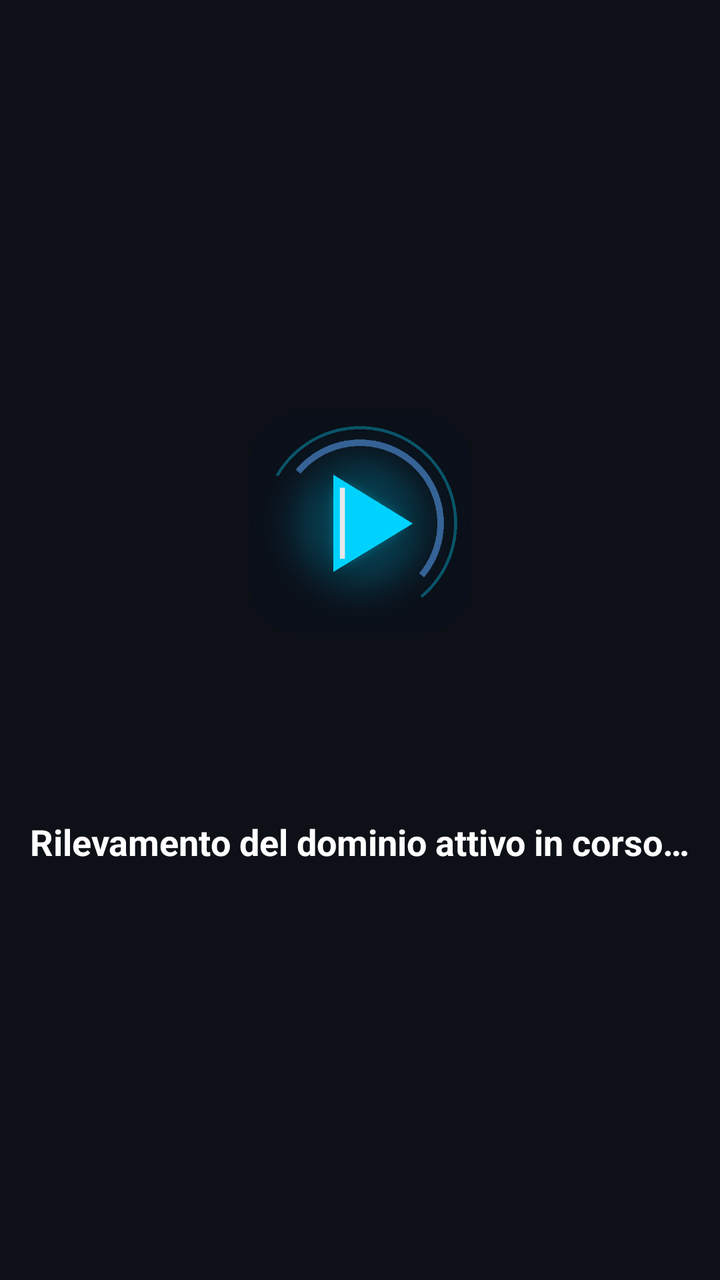
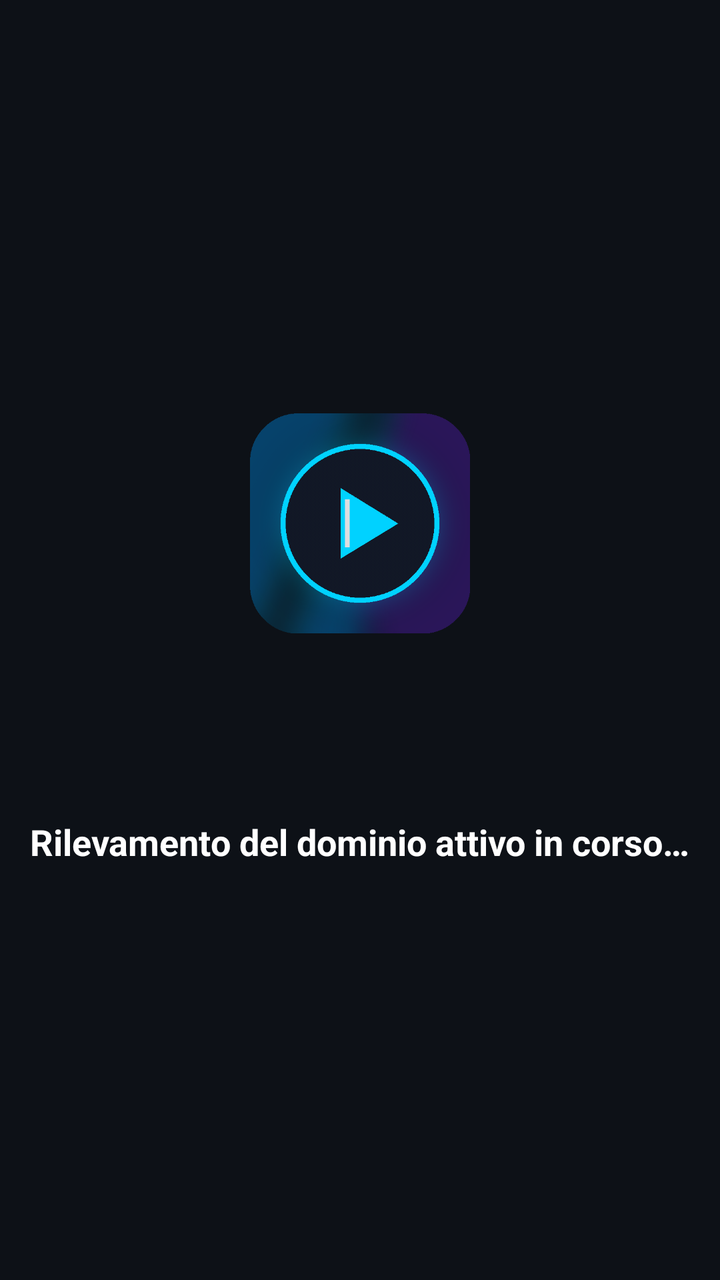

An Android layout rendered at two revisions. The XML below is the earlier revision; the diff shows what the commit changed to produce the second picture.
<!-- AndroidManifest.xml: application theme Theme.FreeStream -->
<!-- res/layout/activity_main.xml -->
<?xml version="1.0" encoding="utf-8"?>
<FrameLayout xmlns:android="http://schemas.android.com/apk/res/android"
    android:layout_width="match_parent"
    android:layout_height="match_parent"
    android:background="@color/bg_dark">

    
    <WebView
        android:id="@+id/webView"
        android:layout_width="match_parent"
        android:layout_height="match_parent"
        android:focusable="true"
        android:focusableInTouchMode="true"
        android:visibility="gone" />

    
    <FrameLayout
        android:id="@+id/customViewContainer"
        android:layout_width="match_parent"
        android:layout_height="match_parent"
        android:background="@color/black"
        android:visibility="gone" />

    
    <LinearLayout
        android:id="@+id/loadingLayout"
        android:layout_width="match_parent"
        android:layout_height="match_parent"
        android:gravity="center"
        android:orientation="vertical"
        android:background="@color/bg_dark">

        <ImageView
            android:layout_width="110dp"
            android:layout_height="110dp"
            android:src="@drawable/app_icon"
            android:contentDescription="@string/app_name" />

        <ProgressBar
            android:id="@+id/loadingProgressBar"
            android:layout_width="48dp"
            android:layout_height="48dp"
            android:layout_marginTop="28dp"
            android:indeterminate="true"
            android:indeterminateTint="@color/accent_cyan" />

        <TextView
            android:id="@+id/tvLoadingStatus"
            android:layout_width="wrap_content"
            android:layout_height="wrap_content"
            android:layout_marginTop="16dp"
            android:text="@string/loading_message"
            android:textColor="@color/white"
            android:textSize="18sp"
            android:textStyle="bold" />
    </LinearLayout>

    
    <LinearLayout
        android:id="@+id/errorLayout"
        android:layout_width="match_parent"
        android:layout_height="match_parent"
        android:gravity="center"
        android:orientation="vertical"
        android:visibility="gone"
        android:background="@color/bg_dark">

        <TextView
            android:layout_width="wrap_content"
            android:layout_height="wrap_content"
            android:text="@string/error_message"
            android:textColor="@color/text_muted"
            android:textSize="18sp"
            android:layout_marginBottom="24dp" />

        <Button
            android:id="@+id/btnRetry"
            android:layout_width="180dp"
            android:layout_height="wrap_content"
            android:text="@string/retry"
            android:backgroundTint="@color/accent_blue"
            android:textColor="@color/white"
            android:padding="12dp"
            android:textSize="16sp"
            android:focusable="true" />
    </LinearLayout>

    
    <ImageView
        android:id="@+id/virtualCursor"
        android:layout_width="28dp"
        android:layout_height="28dp"
        android:src="@drawable/ic_silk_cursor"
        android:visibility="gone"
        android:elevation="20dp"
        android:contentDescription="Virtual Silk Cursor" />

    
    <FrameLayout
        android:id="@+id/osdHudContainer"
        android:layout_width="110dp"
        android:layout_height="110dp"
        android:layout_gravity="center"
        android:background="@drawable/bg_osd_hud"
        android:elevation="30dp"
        android:visibility="gone">

        <ImageView
            android:id="@+id/ivOsdIcon"
            android:layout_width="60dp"
            android:layout_height="60dp"
            android:layout_gravity="center"
            android:src="@drawable/ic_osd_mouse"
            android:contentDescription="OSD Mode Indicator" />
    </FrameLayout>

</FrameLayout>
<!-- resources referenced by this layout -->
<resources>
  <color name="accent_blue">#58A6FF</color>
  <color name="accent_cyan">#00D2FF</color>
  <color name="bg_dark">#0D1117</color>
  <color name="black">#FF000000</color>
  <color name="text_muted">#8B949E</color>
  <color name="white">#FFFFFFFF</color>
  <!-- drawable app_icon: png bitmap (drawable, 47211 bytes) -->
  <!-- drawable bg_osd_hud (drawable) -->
  <?xml version="1.0" encoding="utf-8"?>
  <shape xmlns:android="http://schemas.android.com/apk/res/android"
      android:shape="rectangle">
      <solid android:color="#E0111622" />
      <corners android:radius="24dp" />
      <stroke
          android:width="1.5dp"
          android:color="#40FFFFFF" />
  </shape>
  <!-- drawable ic_osd_mouse (drawable) -->
  <vector xmlns:android="http://schemas.android.com/apk/res/android"
      android:width="64dp"
      android:height="64dp"
      android:viewportWidth="24"
      android:viewportHeight="24">
      
      <path
          android:fillColor="#00000000"
          android:strokeColor="#FFFFFF"
          android:strokeWidth="1.8"
          android:strokeLineCap="round"
          android:pathData="M12,2 C8.13,2 5,5.13 5,9 L5,15 C5,18.87 8.13,22 12,22 C15.87,22 19,18.87 19,15 L19,9 C19,5.13 15.87,2 12,2 Z" />
      
      <path
          android:fillColor="#00D2FF"
          android:pathData="M12,6 C11.45,6 11,6.45 11,7 L11,10 C11,10.55 11.45,11 12,11 C12.55,11 13,10.55 13,10 L13,7 C13,6.45 12.55,6 12,6 Z" />
      
      <path
          android:fillColor="#00000000"
          android:strokeColor="#FFFFFF"
          android:strokeWidth="1.2"
          android:pathData="M12,2 L12,6" />
  </vector>
  <!-- drawable ic_silk_cursor (drawable) -->
  <vector xmlns:android="http://schemas.android.com/apk/res/android"
      android:width="28dp"
      android:height="28dp"
      android:viewportWidth="28"
      android:viewportHeight="28">
      
      <path
          android:fillColor="#00000000"
          android:strokeColor="#66000000"
          android:strokeWidth="3.5"
          android:pathData="M14,14 m-11,0 a11,11 0 1,0 22,0 a11,11 0 1,0 -22,0" />
      
      <path
          android:fillColor="#22FFFFFF"
          android:pathData="M14,14 m-11,0 a11,11 0 1,0 22,0 a11,11 0 1,0 -22,0" />
      
      <path
          android:fillColor="#00000000"
          android:strokeColor="#FFFFFF"
          android:strokeWidth="2.0"
          android:pathData="M14,14 m-11,0 a11,11 0 1,0 22,0 a11,11 0 1,0 -22,0" />
      
      <path
          android:fillColor="#FFFFFF"
          android:pathData="M14,14 m-2,0 a2,2 0 1,0 4,0 a2,2 0 1,0 -4,0" />
  </vector>
  <string name="app_name">FreeStream</string>
  <string name="error_message">Impossibile raggiungere il server. Verifica la connessione.</string>
  <string name="loading_message">Rilevamento del dominio attivo in corso…</string>
  <string name="retry">Riprova</string>
  <style name="Theme.FreeStream" parent="Theme.AppCompat.NoActionBar">
          <item name="android:windowBackground">@color/bg_dark</item>
          <item name="android:colorBackground">@color/bg_dark</item>
          <item name="android:windowFullscreen">true</item>
          <item name="android:keepScreenOn">true</item>
          <item name="colorPrimary">@color/accent_blue</item>
          <item name="colorAccent">@color/accent_cyan</item>
      </style>
</resources>

<!-- the commit's change to res/layout/activity_main.xml (unified diff, before → after) -->
@@ -88,8 +88,8 @@
     
     <ImageView
         android:id="@+id/virtualCursor"
-        android:layout_width="28dp"
-        android:layout_height="28dp"
+        android:layout_width="32dp"
+        android:layout_height="32dp"
         android:src="@drawable/ic_silk_cursor"
         android:visibility="gone"
         android:elevation="20dp"
<!-- resource entries referenced after the edit -->
@@ -6,7 +6,7 @@
   <color name="black">#FF000000</color>
   <color name="text_muted">#8B949E</color>
   <color name="white">#FFFFFFFF</color>
-  <!-- drawable app_icon: png bitmap (drawable, 47211 bytes) -->
+  <!-- drawable app_icon: png bitmap (drawable, 50040 bytes) -->
   <!-- drawable bg_osd_hud (drawable) -->
   <?xml version="1.0" encoding="utf-8"?>
   <shape xmlns:android="http://schemas.android.com/apk/res/android"
